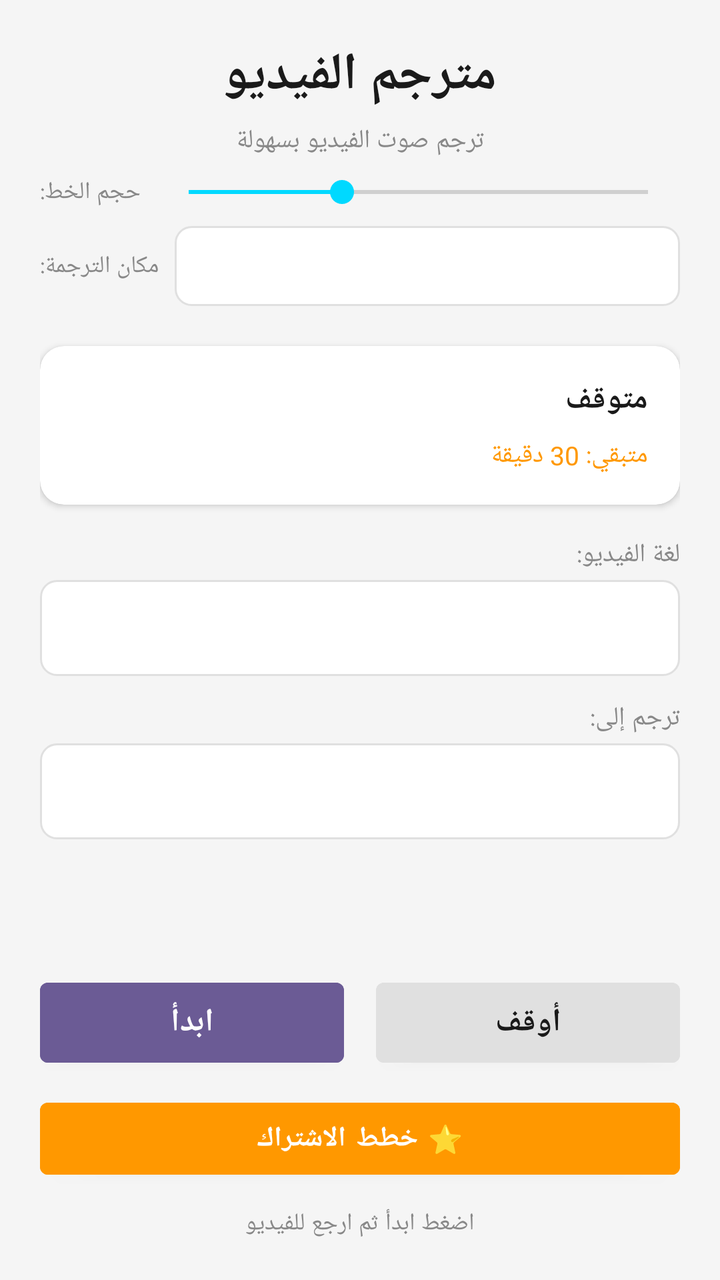
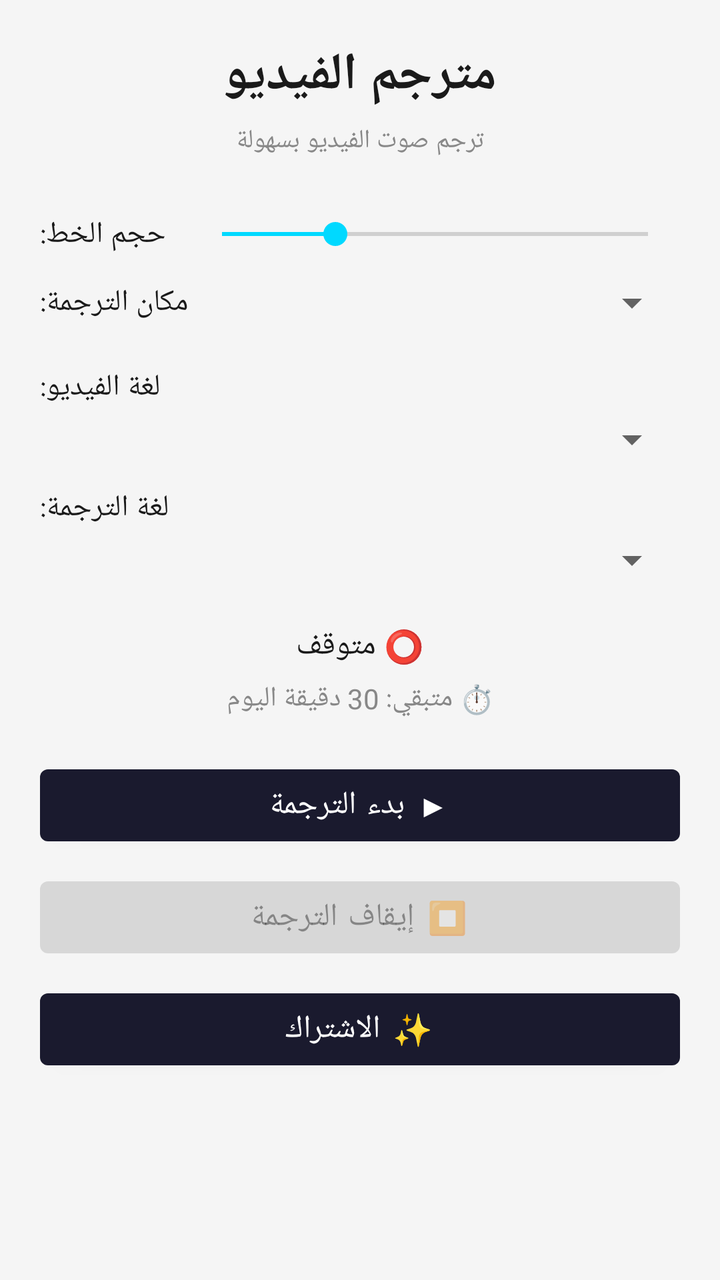

An Android layout rendered at two revisions. The XML below is the earlier revision; the diff shows what the commit changed to produce the second picture.
<!-- AndroidManifest.xml: application theme Theme.SubtitleTranslator -->
<!-- res/layout/activity_main.xml -->
<?xml version="1.0" encoding="utf-8"?>
<LinearLayout xmlns:android="http://schemas.android.com/apk/res/android"
    xmlns:app="http://schemas.android.com/apk/res-auto"
    android:layout_width="match_parent"
    android:layout_height="match_parent"
    android:orientation="vertical"
    android:padding="20dp"
    android:background="@color/app_background">

    <LinearLayout
        android:layout_width="match_parent"
        android:layout_height="wrap_content"
        android:orientation="vertical"
        android:gravity="center"
        android:paddingBottom="20dp">

        <TextView
            android:layout_width="wrap_content"
            android:layout_height="wrap_content"
            android:text="مترجم الفيديو"
            android:textSize="26sp"
            android:textStyle="bold"
            android:textColor="@color/text_primary" />

        <TextView
            android:layout_width="wrap_content"
            android:layout_height="wrap_content"
            android:text="ترجم صوت الفيديو بسهولة"
            android:textSize="13sp"
            android:textColor="@color/text_secondary"
            android:paddingTop="6dp" />
    
    <LinearLayout
        android:layout_width="match_parent"
        android:layout_height="wrap_content"
        android:orientation="horizontal"
        android:layout_marginTop="8dp">

        <TextView
            android:layout_width="wrap_content"
            android:layout_height="wrap_content"
            android:text="حجم الخط:"
            android:textSize="12sp"
            android:textColor="@color/text_secondary"
            android:layout_gravity="center_vertical"
            android:layout_marginEnd="8dp" />

        <SeekBar
            android:id="@+id/seekFontSize"
            android:layout_width="0dp"
            android:layout_height="wrap_content"
            android:layout_weight="1"
            android:max="30"
            android:progress="10" />
    </LinearLayout>

    <LinearLayout
        android:layout_width="match_parent"
        android:layout_height="wrap_content"
        android:orientation="horizontal"
        android:layout_marginTop="8dp">

        <TextView
            android:layout_width="wrap_content"
            android:layout_height="wrap_content"
            android:text="مكان الترجمة:"
            android:textSize="12sp"
            android:textColor="@color/text_secondary"
            android:layout_gravity="center_vertical"
            android:layout_marginEnd="8dp" />

        <Spinner
            android:id="@+id/spinnerPosition"
            android:layout_width="0dp"
            android:layout_height="40dp"
            android:layout_weight="1"
            android:background="@drawable/spinner_background" />
    </LinearLayout>

</LinearLayout>

    <androidx.cardview.widget.CardView
        android:layout_width="match_parent"
        android:layout_height="wrap_content"
        android:layout_marginBottom="16dp"
        app:cardCornerRadius="12dp"
        app:cardElevation="2dp"
        app:cardBackgroundColor="@color/card_background">

        <LinearLayout
            android:layout_width="match_parent"
            android:layout_height="wrap_content"
            android:orientation="vertical"
            android:padding="16dp">

            <TextView
                android:id="@+id/tvStatus"
                android:layout_width="match_parent"
                android:layout_height="wrap_content"
                android:text="متوقف"
                android:textSize="16sp"
                android:textStyle="bold"
                android:textColor="@color/text_primary"
                android:layout_marginBottom="8dp" />

            <TextView
                android:id="@+id/tvRemainingTime"
                android:layout_width="match_parent"
                android:layout_height="wrap_content"
                android:text="متبقي: 30 دقيقة"
                android:textSize="13sp"
                android:textColor="@color/accent_orange" />
        </LinearLayout>
    </androidx.cardview.widget.CardView>

    <TextView
        android:layout_width="match_parent"
        android:layout_height="wrap_content"
        android:text="لغة الفيديو:"
        android:textSize="13sp"
        android:textColor="@color/text_secondary"
        android:paddingBottom="4dp" />

    <Spinner
        android:id="@+id/spinnerSource"
        android:layout_width="match_parent"
        android:layout_height="48dp"
        android:layout_marginBottom="12dp"
        android:background="@drawable/spinner_background"
        android:padding="12dp" />

    <TextView
        android:layout_width="match_parent"
        android:layout_height="wrap_content"
        android:text="ترجم إلى:"
        android:textSize="13sp"
        android:textColor="@color/text_secondary"
        android:paddingBottom="4dp" />

    <Spinner
        android:id="@+id/spinnerTarget"
        android:layout_width="match_parent"
        android:layout_height="48dp"
        android:layout_marginBottom="16dp"
        android:background="@drawable/spinner_background"
        android:padding="12dp" />

    <View
        android:layout_width="match_parent"
        android:layout_height="0dp"
        android:layout_weight="1" />

    <ProgressBar
        android:id="@+id/progressBar"
        android:layout_width="match_parent"
        android:layout_height="wrap_content"
        android:visibility="gone"
        android:layout_marginBottom="12dp" />

    <LinearLayout
        android:layout_width="match_parent"
        android:layout_height="wrap_content"
        android:orientation="horizontal">

        <Button
            android:id="@+id/btnStart"
            android:layout_width="0dp"
            android:layout_height="52dp"
            android:layout_weight="1"
            android:layout_marginEnd="8dp"
            android:text="ابدأ"
            android:textSize="16sp"
            android:textStyle="bold"
            android:backgroundTint="@color/button_primary"
            android:textColor="@android:color/white" />

        <Button
            android:id="@+id/btnStop"
            android:layout_width="0dp"
            android:layout_height="52dp"
            android:layout_weight="1"
            android:layout_marginStart="8dp"
            android:text="أوقف"
            android:textSize="16sp"
            android:textStyle="bold"
            android:backgroundTint="@color/button_secondary"
            android:textColor="@color/text_primary" />
    </LinearLayout>

    <Button
        android:id="@+id/btnSubscribe"
        android:layout_width="match_parent"
        android:layout_height="48dp"
        android:layout_marginTop="8dp"
        android:text="⭐ خطط الاشتراك"
        android:textSize="14sp"
        android:textStyle="bold"
        android:backgroundTint="#FF9800"
        android:textColor="@android:color/white" />

    <TextView
        android:layout_width="match_parent"
        android:layout_height="wrap_content"
        android:text="اضغط ابدأ ثم ارجع للفيديو"
        android:textSize="12sp"
        android:textColor="@color/text_secondary"
        android:gravity="center"
        android:paddingTop="10dp" />

</LinearLayout>
<!-- resources referenced by this layout -->
<resources>
  <color name="accent_orange">#FF9800</color>
  <color name="app_background">#F5F5F5</color>
  <color name="button_primary">#6B5B95</color>
  <color name="button_secondary">#E0E0E0</color>
  <color name="card_background">#FFFFFF</color>
  <color name="text_primary">#1A1A1A</color>
  <color name="text_secondary">#888888</color>
  <!-- drawable spinner_background (drawable) -->
  <?xml version="1.0" encoding="utf-8"?>
  <shape xmlns:android="http://schemas.android.com/apk/res/android">
      <solid android:color="@color/card_background" />
      <stroke android:color="@color/button_secondary" android:width="1dp" />
      <corners android:radius="8dp" />
  </shape>
  <style name="Theme.SubtitleTranslator" parent="Theme.MaterialComponents.DayNight.NoActionBar">
          <item name="colorPrimary">#1A1A2E</item>
          <item name="colorPrimaryDark">#0F0F1A</item>
          <item name="colorAccent">#00D9FF</item>
      </style>
</resources>

<!-- the commit's change to res/layout/activity_main.xml (unified diff, before → after) -->
@@ -7,6 +7,7 @@
     android:padding="20dp"
     android:background="@color/app_background">
 
+    
     <LinearLayout
         android:layout_width="match_parent"
         android:layout_height="wrap_content"
@@ -29,182 +30,153 @@
             android:textSize="13sp"
             android:textColor="@color/text_secondary"
             android:paddingTop="6dp" />
+
+    </LinearLayout>
+
     
     <LinearLayout
         android:layout_width="match_parent"
         android:layout_height="wrap_content"
         android:orientation="horizontal"
+        android:gravity="center_vertical"
         android:layout_marginTop="8dp">
 
         <TextView
             android:layout_width="wrap_content"
             android:layout_height="wrap_content"
             android:text="حجم الخط:"
-            android:textSize="12sp"
-            android:textColor="@color/text_secondary"
-            android:layout_gravity="center_vertical"
-            android:layout_marginEnd="8dp" />
+            android:textSize="15sp"
+            android:textColor="@color/text_primary" />
 
         <SeekBar
             android:id="@+id/seekFontSize"
             android:layout_width="0dp"
             android:layout_height="wrap_content"
             android:layout_weight="1"
-            android:max="30"
-            android:progress="10" />
+            android:layout_marginStart="12dp"
+            android:progress="8"
+            android:max="30" />
+
     </LinearLayout>
 
+    
     <LinearLayout
         android:layout_width="match_parent"
         android:layout_height="wrap_content"
         android:orientation="horizontal"
-        android:layout_marginTop="8dp">
+        android:gravity="center_vertical"
+        android:layout_marginTop="12dp">
 
         <TextView
             android:layout_width="wrap_content"
             android:layout_height="wrap_content"
             android:text="مكان الترجمة:"
-            android:textSize="12sp"
-            android:textColor="@color/text_secondary"
-            android:layout_gravity="center_vertical"
-            android:layout_marginEnd="8dp" />
+            android:textSize="15sp"
+            android:textColor="@color/text_primary" />
 
         <Spinner
             android:id="@+id/spinnerPosition"
             android:layout_width="0dp"
-            android:layout_height="40dp"
+            android:layout_height="wrap_content"
             android:layout_weight="1"
-            android:background="@drawable/spinner_background" />
+            android:layout_marginStart="12dp" />
+
     </LinearLayout>
 
-</LinearLayout>
-
-    <androidx.cardview.widget.CardView
-        android:layout_width="match_parent"
-        android:layout_height="wrap_content"
-        android:layout_marginBottom="16dp"
-        app:cardCornerRadius="12dp"
-        app:cardElevation="2dp"
-        app:cardBackgroundColor="@color/card_background">
-
-        <LinearLayout
-            android:layout_width="match_parent"
-            android:layout_height="wrap_content"
-            android:orientation="vertical"
-            android:padding="16dp">
-
-            <TextView
-                android:id="@+id/tvStatus"
-                android:layout_width="match_parent"
-                android:layout_height="wrap_content"
-                android:text="متوقف"
-                android:textSize="16sp"
-                android:textStyle="bold"
-                android:textColor="@color/text_primary"
-                android:layout_marginBottom="8dp" />
-
-            <TextView
-                android:id="@+id/tvRemainingTime"
-                android:layout_width="match_parent"
-                android:layout_height="wrap_content"
-                android:text="متبقي: 30 دقيقة"
-                android:textSize="13sp"
-                android:textColor="@color/accent_orange" />
-        </LinearLayout>
-    </androidx.cardview.widget.CardView>
-
+    
     <TextView
-        android:layout_width="match_parent"
+        android:layout_width="wrap_content"
         android:layout_height="wrap_content"
         android:text="لغة الفيديو:"
-        android:textSize="13sp"
-        android:textColor="@color/text_secondary"
-        android:paddingBottom="4dp" />
+        android:textSize="15sp"
+        android:textColor="@color/text_primary"
+        android:layout_marginTop="20dp" />
 
     <Spinner
         android:id="@+id/spinnerSource"
         android:layout_width="match_parent"
-        android:layout_height="48dp"
-        android:layout_marginBottom="12dp"
-        android:background="@drawable/spinner_background"
-        android:padding="12dp" />
+        android:layout_height="wrap_content"
+        android:layout_marginTop="4dp" />
 
+    
     <TextView
-        android:layout_width="match_parent"
+        android:layout_width="wrap_content"
         android:layout_height="wrap_content"
-        android:text="ترجم إلى:"
-        android:textSize="13sp"
-        android:textColor="@color/text_secondary"
-        android:paddingBottom="4dp" />
+        android:text="لغة الترجمة:"
+        android:textSize="15sp"
+        android:textColor="@color/text_primary"
+        android:layout_marginTop="12dp" />
 
     <Spinner
         android:id="@+id/spinnerTarget"
         android:layout_width="match_parent"
-        android:layout_height="48dp"
-        android:layout_marginBottom="16dp"
-        android:background="@drawable/spinner_background"
-        android:padding="12dp" />
+        android:layout_height="wrap_content"
+        android:layout_marginTop="4dp" />
 
-    <View
+    
+    <TextView
+        android:id="@+id/tvStatus"
         android:layout_width="match_parent"
-        android:layout_height="0dp"
-        android:layout_weight="1" />
+        android:layout_height="wrap_content"
+        android:text="⭕ متوقف"
+        android:textSize="16sp"
+        android:textColor="@color/text_primary"
+        android:gravity="center"
+        android:layout_marginTop="20dp" />
 
+    
+    <TextView
+        android:id="@+id/tvRemainingTime"
+        android:layout_width="match_parent"
+        android:layout_height="wrap_content"
+        android:text="⏱️ متبقي: 30 دقيقة اليوم"
+        android:textSize="14sp"
+        android:textColor="@color/text_secondary"
+        android:gravity="center"
+        android:layout_marginTop="6dp" />
+
+    
     <ProgressBar
         android:id="@+id/progressBar"
+        style="?android:attr/progressBarStyleHorizontal"
         android:layout_width="match_parent"
         android:layout_height="wrap_content"
-        android:visibility="gone"
-        android:layout_marginBottom="12dp" />
+        android:layout_marginTop="10dp"
+        android:visibility="gone" />
 
-    <LinearLayout
+    
+    <Button
+        android:id="@+id/btnStart"
         android:layout_width="match_parent"
         android:layout_height="wrap_content"
-        android:orientation="horizontal">
+        android:text="▶ بدء الترجمة"
+        android:textSize="16sp"
+        android:layout_marginTop="20dp" />
 
-        <Button
-            android:id="@+id/btnStart"
-            android:layout_width="0dp"
-            android:layout_height="52dp"
-            android:layout_weight="1"
-            android:layout_marginEnd="8dp"
-            android:text="ابدأ"
-            android:textSize="16sp"
-            android:textStyle="bold"
-            android:backgroundTint="@color/button_primary"
-            android:textColor="@android:color/white" />
+    
+    <Button
+        android:id="@+id/btnStop"
+        android:layout_width="match_parent"
+        android:layout_height="wrap_content"
+        android:text="⏹ إيقاف الترجمة"
+        android:textSize="16sp"
+        android:layout_marginTop="8dp"
+        android:enabled="false" />
 
-        <Button
-            android:id="@+id/btnStop"
-            android:layout_width="0dp"
-            android:layout_height="52dp"
-            android:layout_weight="1"
-            android:layout_marginStart="8dp"
-            android:text="أوقف"
-            android:textSize="16sp"
-            android:textStyle="bold"
-            android:backgroundTint="@color/button_secondary"
-            android:textColor="@color/text_primary" />
-    </LinearLayout>
-
+    
     <Button
         android:id="@+id/btnSubscribe"
         android:layout_width="match_parent"
-        android:layout_height="48dp"
-        android:layout_marginTop="8dp"
-        android:text="⭐ خطط الاشتراك"
-        android:textSize="14sp"
-        android:textStyle="bold"
-        android:backgroundTint="#FF9800"
-        android:textColor="@android:color/white" />
+        android:layout_height="wrap_content"
+        android:text="✨ الاشتراك"
+        android:textSize="16sp"
+        android:layout_marginTop="8dp" />
 
-    <TextView
+    
+    <FrameLayout
+        android:id="@+id/adContainer"
         android:layout_width="match_parent"
         android:layout_height="wrap_content"
-        android:text="اضغط ابدأ ثم ارجع للفيديو"
-        android:textSize="12sp"
-        android:textColor="@color/text_secondary"
-        android:gravity="center"
-        android:paddingTop="10dp" />
+        android:layout_marginTop="12dp" />
 
 </LinearLayout>
<!-- resource entries referenced after the edit -->
@@ -1,19 +1,8 @@
 <!-- resources referenced by this layout -->
 <resources>
-  <color name="accent_orange">#FF9800</color>
   <color name="app_background">#F5F5F5</color>
-  <color name="button_primary">#6B5B95</color>
-  <color name="button_secondary">#E0E0E0</color>
-  <color name="card_background">#FFFFFF</color>
   <color name="text_primary">#1A1A1A</color>
   <color name="text_secondary">#888888</color>
-  <!-- drawable spinner_background (drawable) -->
-  <?xml version="1.0" encoding="utf-8"?>
-  <shape xmlns:android="http://schemas.android.com/apk/res/android">
-      <solid android:color="@color/card_background" />
-      <stroke android:color="@color/button_secondary" android:width="1dp" />
-      <corners android:radius="8dp" />
-  </shape>
   <style name="Theme.SubtitleTranslator" parent="Theme.MaterialComponents.DayNight.NoActionBar">
           <item name="colorPrimary">#1A1A2E</item>
           <item name="colorPrimaryDark">#0F0F1A</item>
